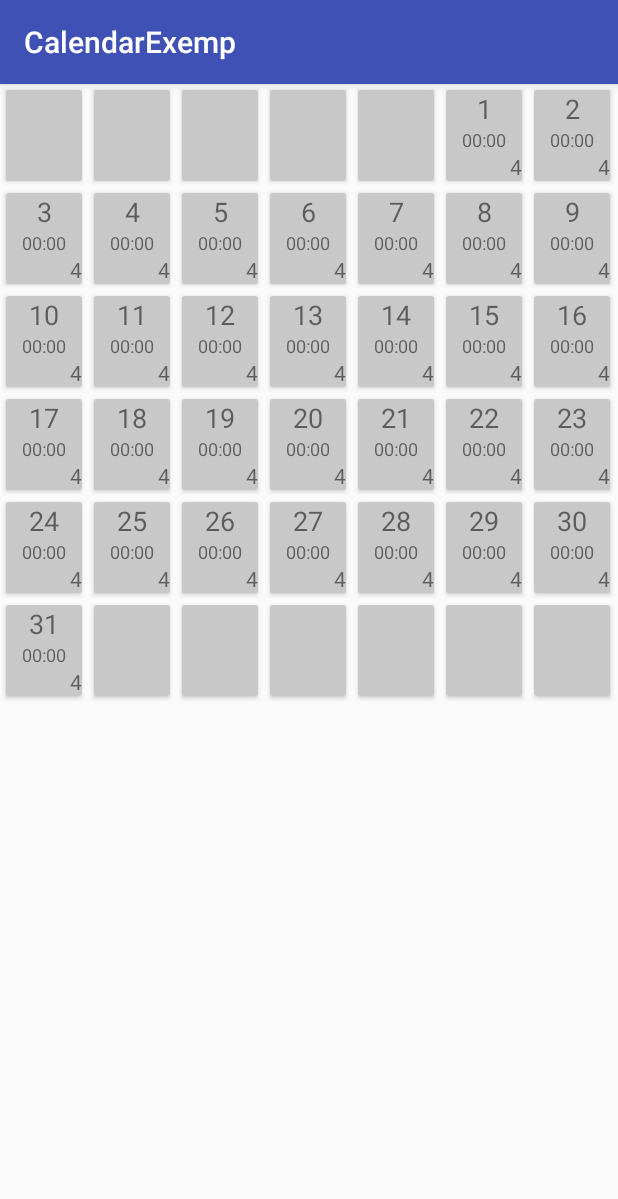
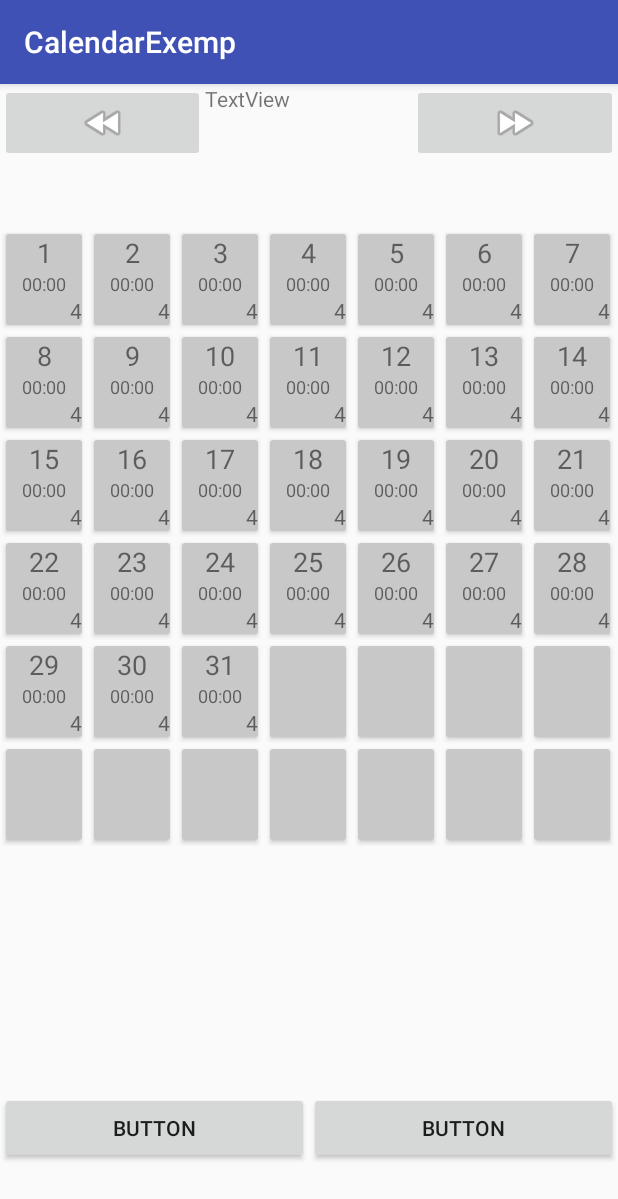
Before and after one commit to Deliveon/calendar4armchair, an Android app: the screen it shows after launch (MainActivity), on a phone screen of 412 x 824 dp. Shown: the top 1199 px of the screen. Run offline under Robolectric (Android 15) with nearby library versions, the phone set to English and light mode, and no system bars.

Commit message:
1 commit

```diff
--- a/app/build.gradle
+++ b/app/build.gradle
@@ -22,6 +22,7 @@ dependencies {
     implementation fileTree(dir: 'libs', include: ['*.jar'])
     implementation 'com.android.support:appcompat-v7:26.1.0'
     implementation 'com.android.support.constraint:constraint-layout:1.0.2'
+    implementation 'com.android.support:support-v4:26.1.0'
     testImplementation 'junit:junit:4.12'
     androidTestImplementation 'com.android.support.test:runner:0.5'
     androidTestImplementation 'com.android.support.test.espresso:espresso-core:3.0.1'
--- a/app/src/main/java/com/example/user/calendarexemp/MainActivity.java
+++ b/app/src/main/java/com/example/user/calendarexemp/MainActivity.java
@@ -1,9 +1,18 @@
 package com.example.user.calendarexemp;
 
+import android.support.v4.app.Fragment;
+import android.support.v4.app.FragmentManager;
+import android.support.v4.app.FragmentPagerAdapter;
+import android.support.v4.view.PagerAdapter;
+import android.support.v4.view.ViewPager;
 import android.support.v7.app.AppCompatActivity;
 import android.os.Bundle;
+import android.util.Log;
+import android.view.View;
 import android.widget.ArrayAdapter;
 import android.widget.GridView;
+import android.widget.ImageButton;
+import android.widget.TextView;
 
 import java.util.Arrays;
 
@@ -11,7 +20,14 @@ public class MainActivity extends AppCompatActivity {
     String[] data = new String[42];
     String[] data1 = new String[42];
     String[] data2 = new String[42];
+    ViewPager vpMain;
+    PagerAdapter pagerAdapter;
+    TextView textView4;
+    ImageButton imageButton;
+    ImageButton imageButton2;
 
+    static final int PAGE_COUNT = 12;
+    MonthFragment monthFragment;
     GridView gvMain;
     ArrayAdapter<String> adapter;
 
@@ -19,24 +35,84 @@ public class MainActivity extends AppCompatActivity {
     protected void onCreate(Bundle savedInstanceState) {
         super.onCreate(savedInstanceState);
         setContentView(R.layout.activity_main);
-        Arrays.fill(data,"");
-        Arrays.fill(data1,"");
-        Arrays.fill(data2,"");
-        int j = 1;
-        for (int i = 5; i < 36; i++) {
-            data[i] = String.valueOf(j);
-            data1[i] = "00:00";
-            data2[i] = "4";
-            j++;
+
+        textView4 = findViewById(R.id.textView4);
+        imageButton = findViewById(R.id.imageButton);
+        imageButton2 = findViewById(R.id.imageButton2);
+//        Arrays.fill(data,"");
+//        Arrays.fill(data1,"");
+//        Arrays.fill(data2,"");
+//        int j = 1;
+//        for (int i = 5; i < 36; i++) {
+//            data[i] = String.valueOf(j);
+//            data1[i] = "00:00";
+//            data2[i] = "4";
+//            j++;
+//        }
+
+        //создаем экземпляр объекта MonthFragment
+        monthFragment = new MonthFragment();
+//        Bundle args = new Bundle();    // объект для передачи параметров в диалог
+//        //передаем данные об  авторизированном пользователе
+//        args.putStringArray("data", data);
+//        args.putStringArray("data1", data1);
+//        args.putStringArray("data2", data2);
+//        monthFragment.setArguments(args);
+
+        vpMain = (ViewPager) findViewById(R.id.vpMain);
+        pagerAdapter = new MyFragmentPagerAdapter(getSupportFragmentManager());
+        vpMain.setAdapter(pagerAdapter);
+
+        vpMain.setOnPageChangeListener(new ViewPager.OnPageChangeListener() {
+
+            @Override
+            public void onPageSelected(int position) {
+                Log.d("MyLog", "onPageSelected, position = " + position);
+                textView4.setText(String.valueOf(position));
+            }
+
+            @Override
+            public void onPageScrolled(int position, float positionOffset,
+                                       int positionOffsetPixels) {
+            }
+
+            @Override
+            public void onPageScrollStateChanged(int state) {
+            }
+        });
+
+        imageButton.setOnClickListener(new View.OnClickListener() {
+            @Override
+            public void onClick(View v) {
+                vpMain.setCurrentItem(vpMain.getCurrentItem()-1);
+            }
+        });
+
+        imageButton2.setOnClickListener(new View.OnClickListener() {
+            @Override
+            public void onClick(View v) {
+                vpMain.setCurrentItem(vpMain.getCurrentItem()+1);
+            }
+        });
+    }
+
+    private class MyFragmentPagerAdapter extends FragmentPagerAdapter {
+
+        public MyFragmentPagerAdapter(FragmentManager fm) {
+            super(fm);
         }
-        Adapter adapter = new Adapter(this, data, data1, data2);
-        gvMain = (GridView) findViewById(R.id.gvMain);
-        gvMain.setAdapter(adapter);
-        adjustGridView();
 
-    }//onCreate
+        @Override
+        public MonthFragment getItem(int position) {
 
-    private void adjustGridView() {
-        gvMain.setNumColumns(7);//numColumns – кол-во столбцов в сетке
+            return monthFragment.newInstance( position, data, data1, data2);
+        }
+
+        @Override
+        public int getCount() {
+            return PAGE_COUNT;
+        }
+
     }
+
 }//MainActivity
--- /dev/null
+++ b/app/src/main/java/com/example/user/calendarexemp/MonthFragment.java
@@ -0,0 +1,146 @@
+package com.example.user.calendarexemp;
+
+import android.annotation.TargetApi;
+import android.app.Activity;
+import android.content.Context;
+import android.os.Build;
+import android.os.Bundle;
+import android.support.v4.app.Fragment;
+import android.util.Log;
+import android.view.LayoutInflater;
+import android.view.View;
+import android.view.ViewGroup;
+import android.widget.ArrayAdapter;
+import android.widget.GridView;
+
+import java.util.Arrays;
+
+/*
+*  Фрагмент в котором содержится вывод одного месяца
+*/
+public class MonthFragment extends Fragment {
+    Context context;
+    GridView gvMonth;
+    ArrayAdapter<String> adapter;
+    String[] data = new String[42];
+    String[] data1 = new String[42];
+    String[] data2 = new String[42];
+    Utils utils;
+    int page;
+    int[] countDayOfMonth = {31, 28, 31, 30, 31, 30, 31, 31, 30, 31, 30, 31};
+
+    static final String ARGUMENT_PAGE_NUMBER = "arg_page_number";
+
+    public MonthFragment newInstance(int position, String[] data, String[] data1, String[] data2) {
+        this.page = position;
+        this.data = data;
+        this.data1 = data1;
+        this.data2 = data2;
+        MonthFragment monthFragment = new MonthFragment();
+        Bundle arguments = new Bundle();
+        arguments.putInt(ARGUMENT_PAGE_NUMBER, page);
+        monthFragment.setArguments(arguments);
+        return monthFragment;
+    }
+
+    // Метод onAttach() вызывается в начале жизненного цикла фрагмента, и именно здесь
+    // мы можем получить контекст фрагмента, в качестве которого выступает класс MainActivity.
+    //onAttach(Context) не вызовется до API 23 версии вместо этого будет вызван onAttach(Activity),
+    //коий устарел с 23 API
+    //Так что вызовем onAttachToContext
+    //https://ru.stackoverflow.com/questions/507008/%D0%9D%D0%B5-%D1%80%D0%B0%D0%B1%D0%BE%D1%82%D0%B0%D0%B5%D1%82-onattach
+    @TargetApi(23)
+    @Override
+    public void onAttach(Context context) {
+        super.onAttach(context);
+        onAttachToContext(context);
+    }//onAttach
+
+    //устарел с 23 API
+    //Так что вызовем onAttachToContext
+    @SuppressWarnings("deprecation")
+    @Override
+    public void onAttach(Activity activity) {
+        super.onAttach(activity);
+        if (Build.VERSION.SDK_INT < Build.VERSION_CODES.M) {
+            onAttachToContext(activity);
+        }//if
+    }//onAttach
+
+    //Вызовется в момент присоединения фрагмента к активити
+    protected void onAttachToContext(Context context) {
+        //здесь всегда есть контекст и метод всегда вызовется.
+        //тут можно кастовать контест к активити.
+        //но лучше к реализуемому ею интерфейсу
+        //чтоб не проверять из какого пакета активити в каждом из случаев
+        this.context = context;
+        utils = new Utils();
+        page = getArguments().getInt(ARGUMENT_PAGE_NUMBER);
+
+        Arrays.fill(data,"");
+        Arrays.fill(data1,"");
+        Arrays.fill(data2,"");
+
+        //получаем первый день недели
+        page++;
+        int dayOfWeek = utils.getDayOfWeek(
+                page < 10 ? String.format("01-0%s-2018", page)
+                        : String.format("01-%s-2018", page)
+        );
+
+
+        //dayOfWeek коррекция дня недели так как исчесления начинаются с воскресенья
+                switch (dayOfWeek){
+                    case 2 : {
+                        dayOfWeek = 0;
+                        break;
+                    }case 1 : {
+                        dayOfWeek = 6;
+                        break;
+                    }case 3 : {
+                        dayOfWeek = 1;
+                        break;
+                    }case 4 : {
+                        dayOfWeek = 2;
+                        break;
+                    }case 5 : {
+                        dayOfWeek = 3;
+                        break;
+                    }case 6 : {
+                        dayOfWeek = 4;
+                        break;
+                    }case 7 : {
+                        dayOfWeek = 5;
+                        break;
+                    }
+                }
+        Log.d("MyLog","date  " + (page < 10 ? String.format("01-0%s-2018", page)
+                : String.format("01-%s-2018", page)));
+        Log.d("MyLog","dayOfWeek " + String.valueOf(dayOfWeek));
+        int dayOfMonth = countDayOfMonth[page-1];
+        int j = 1;
+        for (int i = dayOfWeek; i < dayOfMonth + dayOfWeek; i++) {
+            data[i] = String.valueOf(j);
+            data1[i] = "00:00";
+            data2[i] = "4";
+            j++;
+        }
+    }//onAttachToContext
+
+    @Override
+    public View onCreateView(LayoutInflater inflater, ViewGroup container,
+                             Bundle savedInstanceState) {
+        View result = inflater.inflate(R.layout.fragment_month, container, false);
+        Adapter adapter = new Adapter(context, data, data1, data2);
+        gvMonth = (GridView) result.findViewById(R.id.gvMonth);
+        gvMonth.setAdapter(adapter);
+        adjustGridView();
+
+        return result;
+    } // onCreateView
+
+    private void adjustGridView() {
+        gvMonth.setNumColumns(7);//numColumns – кол-во столбцов в сетке
+    }
+
+}
--- /dev/null
+++ b/app/src/main/java/com/example/user/calendarexemp/MonthName.java
@@ -0,0 +1,9 @@
+package com.example.user.calendarexemp;
+
+/**
+ * Created by User on 03.02.2018.
+ */
+
+public enum MonthName {
+
+}
--- /dev/null
+++ b/app/src/main/java/com/example/user/calendarexemp/Utils.java
@@ -0,0 +1,31 @@
+package com.example.user.calendarexemp;
+
+import java.text.DateFormat;
+import java.text.ParseException;
+import java.text.SimpleDateFormat;
+import java.util.Calendar;
+import java.util.Date;
+
+/**
+ * Created by User on 02.02.2018.
+ */
+
+public class Utils {
+
+    //получение даты из String в формате "dd-MM-yyyy"
+    //https://stackoverflow.com/questions/9945072/convert-string-to-date-in-java
+    public int getDayOfWeek(String str_date) {
+        Date date = new Date();
+        DateFormat formatter;
+        formatter = new SimpleDateFormat("dd-MM-yyyy");
+        try {
+            date = (Date) formatter.parse(str_date);
+        } catch (ParseException e) {
+            e.printStackTrace();
+        }
+        Date yourDate = date;
+        Calendar c = Calendar.getInstance();
+        c.setTime(yourDate);
+        return c.get(Calendar.DAY_OF_WEEK);
+    }
+}
--- a/app/src/main/res/layout/activity_main.xml
+++ b/app/src/main/res/layout/activity_main.xml
@@ -7,8 +7,61 @@
     android:layout_height="match_parent"
     tools:context="com.example.user.calendarexemp.MainActivity">
 
-    <GridView
-        android:id="@+id/gvMain"
+    <LinearLayout
         android:layout_width="match_parent"
-        android:layout_height="match_parent" />
+        android:layout_height="match_parent"
+        android:layout_weight="3.5"
+        android:orientation="horizontal">
+
+        <ImageButton
+            android:id="@+id/imageButton"
+            android:layout_width="wrap_content"
+            android:layout_height="wrap_content"
+            android:layout_weight="1"
+            app:srcCompat="@android:drawable/ic_media_rew" />
+
+        <TextView
+            android:id="@+id/textView4"
+            android:layout_width="wrap_content"
+            android:layout_height="wrap_content"
+            android:layout_weight="1"
+            android:text="@string/textview" />
+
+        <ImageButton
+            android:id="@+id/imageButton2"
+            android:layout_width="wrap_content"
+            android:layout_height="wrap_content"
+            android:layout_weight="1"
+            app:srcCompat="@android:drawable/ic_media_ff" android:contentDescription="TODO" />
+    </LinearLayout>
+
+    <android.support.v4.view.ViewPager
+        android:id="@+id/vpMain"
+        android:layout_width="match_parent"
+        android:layout_height="match_parent"
+        android:layout_weight="1">
+
+    </android.support.v4.view.ViewPager>
+
+    <LinearLayout
+        android:layout_width="match_parent"
+        android:layout_height="match_parent"
+        android:layout_weight="3.5"
+        android:orientation="horizontal">
+
+        <Button
+            android:id="@+id/button"
+            android:layout_width="match_parent"
+            android:layout_height="wrap_content"
+            android:layout_weight="1"
+            android:text="Button" />
+
+        <Button
+            android:id="@+id/button2"
+            android:layout_width="match_parent"
+            android:layout_height="wrap_content"
+            android:layout_weight="1"
+            android:text="Button" />
+    </LinearLayout>
+
 </LinearLayout>
--- /dev/null
+++ b/app/src/main/res/layout/fragment_month.xml
@@ -0,0 +1,13 @@
+<LinearLayout xmlns:android="http://schemas.android.com/apk/res/android"
+    xmlns:tools="http://schemas.android.com/tools"
+    android:orientation="vertical"
+    android:layout_width="match_parent"
+    android:layout_height="match_parent"
+    tools:context="com.example.user.calendarexemp.MonthFragment">
+
+    <GridView
+        android:id="@+id/gvMonth"
+        android:layout_width="match_parent"
+        android:layout_height="match_parent" />
+
+</LinearLayout>
--- a/app/src/main/res/values/strings.xml
+++ b/app/src/main/res/values/strings.xml
@@ -1,4 +1,8 @@
 <resources>
     <string name="app_name">CalendarExemp</string>
     <string name="x">X</string>
+
+    <!-- TODO: Remove or change this placeholder text -->
+    <string name="hello_blank_fragment">Hello blank fragment</string>
+    <string name="textview">TextView</string>
 </resources>
```
